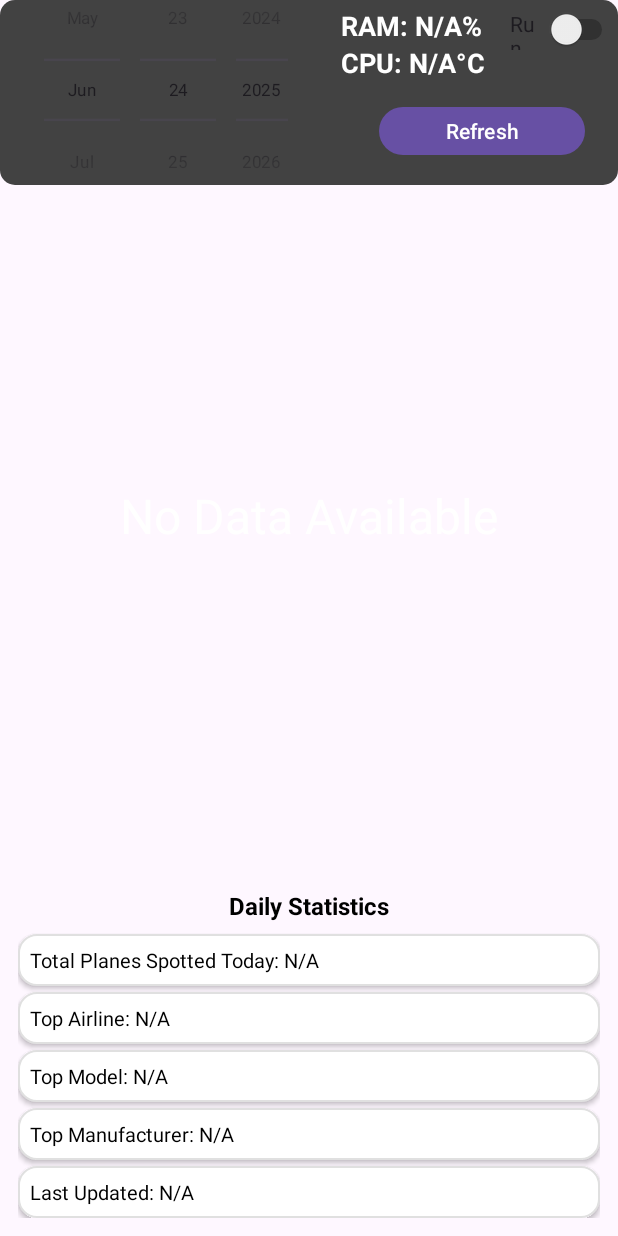
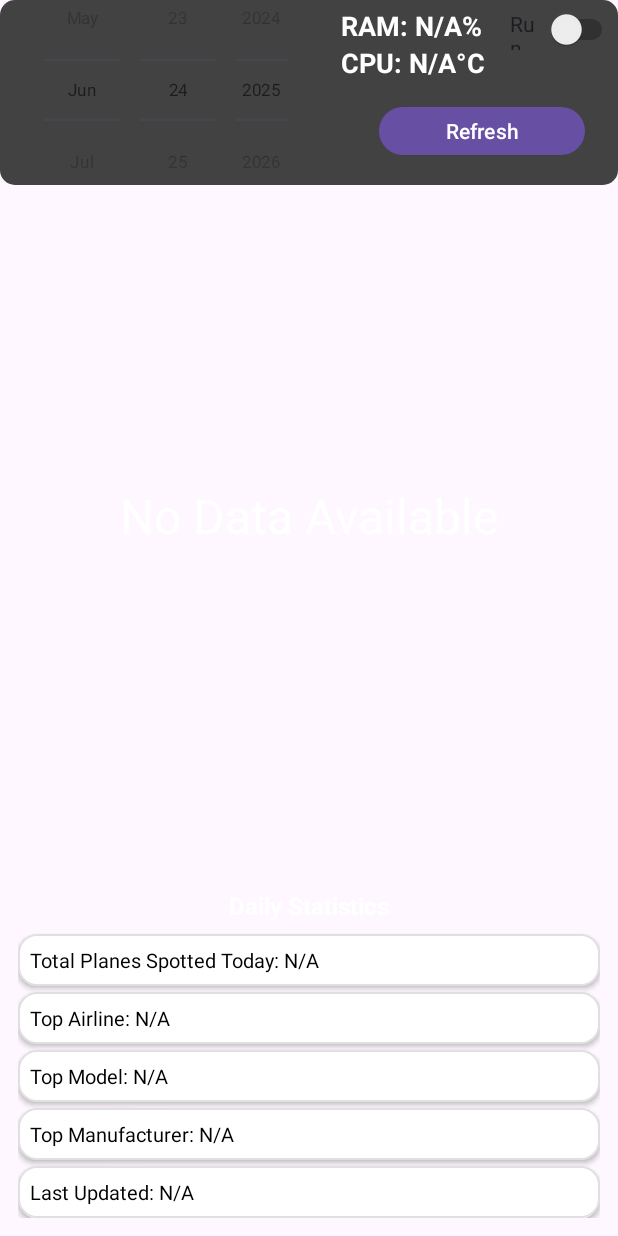
Before and after one commit to PrzemekWasinski/PlaneTracker, an Android app: the screen it shows after launch (MainActivity), on a phone screen of 412 x 824 dp. Run offline under Robolectric (Android 15) with nearby library versions, the phone set to English and light mode, and no system bars; our stand-ins replace Firebase (no records; nobody signed in at launch, a user with empty details on screens opened directly).

Commit message:
Text fix

```diff
--- a/PlaneTrackerMobile/app/src/main/res/layout/activity_main.xml
+++ b/PlaneTrackerMobile/app/src/main/res/layout/activity_main.xml
@@ -109,8 +109,9 @@
             android:text="Daily Statistics"
             android:textSize="16sp"
             android:textStyle="bold"
-            android:textColor="@android:color/black"
+            android:textColor="@android:color/white"
             android:layout_marginBottom="8dp"
+            android:textColorHighlight="@color/white"
             android:gravity="center" />
 
         <TextView
```
